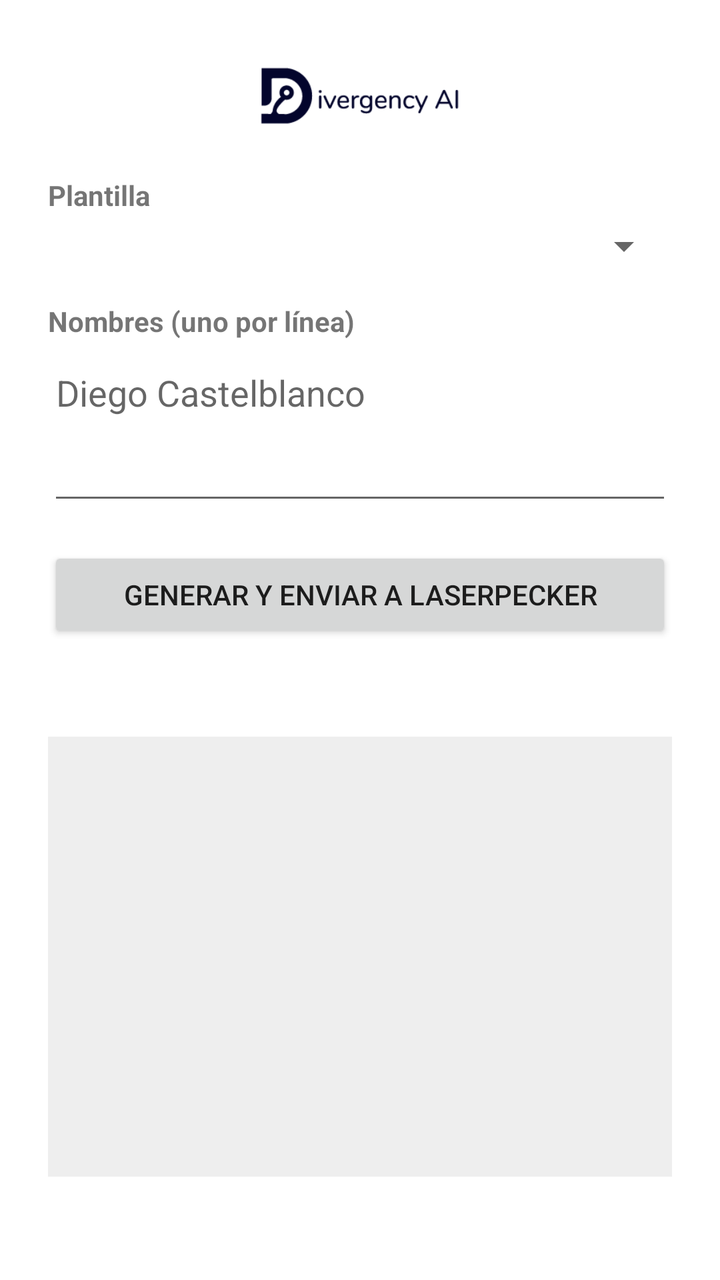
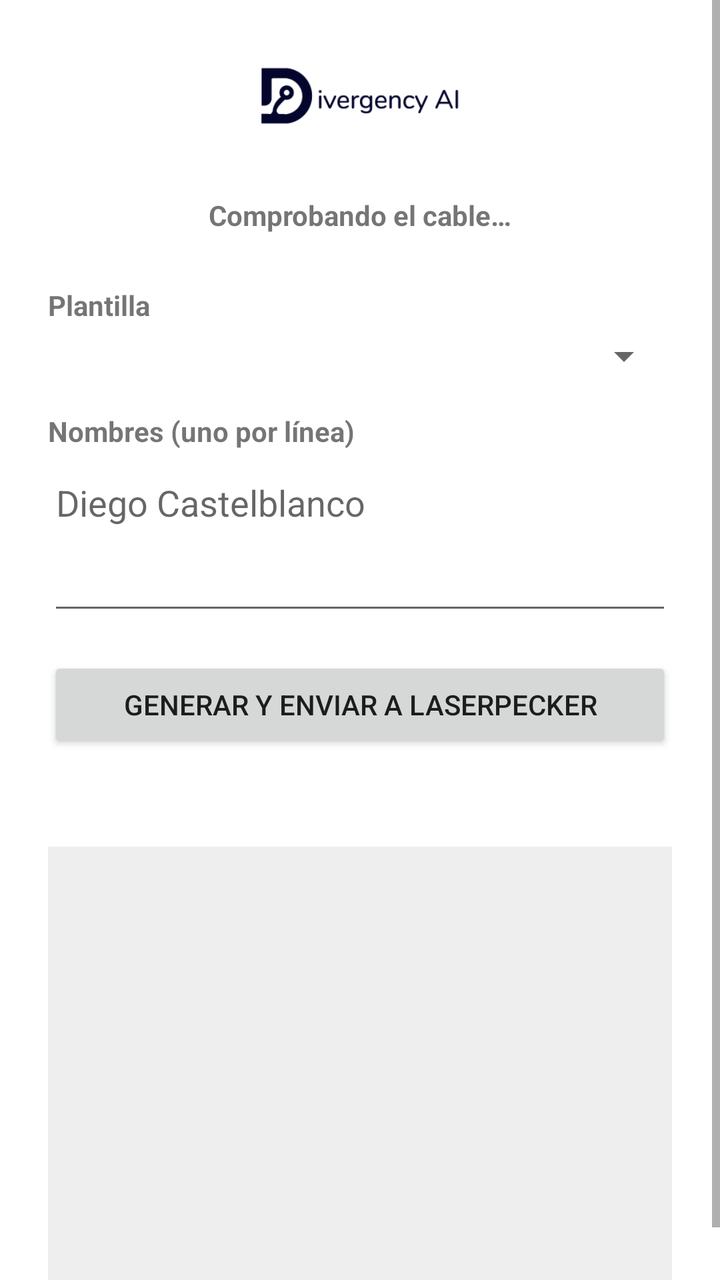

Before-and-after screenshots of an Android layout around one commit, followed by the original layout XML and the change that was made.
<!-- AndroidManifest.xml: application theme Theme.EnviarLaserPecker -->
<!-- res/layout/activity_main.xml -->
<?xml version="1.0" encoding="utf-8"?>
<ScrollView xmlns:android="http://schemas.android.com/apk/res/android"
    xmlns:app="http://schemas.android.com/apk/res-auto"
    android:layout_width="match_parent"
    android:layout_height="match_parent"
    android:fillViewport="true">

    <LinearLayout
        android:layout_width="match_parent"
        android:layout_height="wrap_content"
        android:orientation="vertical"
        android:padding="24dp">

        <ImageView
            android:layout_width="120dp"
            android:layout_height="48dp"
            android:layout_gravity="center_horizontal"
            android:layout_marginBottom="16dp"
            android:contentDescription="@string/app_name"
            android:scaleType="fitCenter"
            android:src="@drawable/logo_divergency" />

        <TextView
            android:layout_width="wrap_content"
            android:layout_height="wrap_content"
            android:text="Plantilla"
            android:textStyle="bold"
            android:layout_marginBottom="4dp" />

        <Spinner
            android:id="@+id/spinnerPlantilla"
            android:layout_width="match_parent"
            android:layout_height="wrap_content"
            android:layout_marginBottom="16dp" />

        <TextView
            android:layout_width="wrap_content"
            android:layout_height="wrap_content"
            android:text="Nombres (uno por línea)"
            android:textStyle="bold"
            android:layout_marginBottom="4dp" />

        <EditText
            android:id="@+id/editNombres"
            android:layout_width="match_parent"
            android:layout_height="wrap_content"
            android:minLines="3"
            android:gravity="top|start"
            android:inputType="textMultiLine|textCapWords"
            android:hint="Diego Castelblanco"
            android:layout_marginBottom="16dp" />

        <Button
            android:id="@+id/botonGenerar"
            android:layout_width="match_parent"
            android:layout_height="wrap_content"
            android:text="Generar y enviar a LaserPecker" />

        <TextView
            android:id="@+id/textEstado"
            android:layout_width="match_parent"
            android:layout_height="wrap_content"
            android:layout_marginTop="12dp"
            android:textColor="#666666" />

        <ImageView
            android:id="@+id/imagenVistaPrevia"
            android:layout_width="match_parent"
            android:layout_height="220dp"
            android:layout_marginTop="16dp"
            android:background="#EEEEEE"
            android:scaleType="fitCenter"
            android:contentDescription="Vista previa" />

    </LinearLayout>
</ScrollView>
<!-- resources referenced by this layout -->
<resources>
  <!-- drawable logo_divergency: png bitmap (drawable, 4518 bytes) -->
  <string name="app_name">Enviar a LaserPecker</string>
  <style name="Theme.EnviarLaserPecker" parent="Theme.MaterialComponents.DayNight.NoActionBar">
          <item name="colorPrimary">@color/negro</item>
          <item name="colorPrimaryVariant">@color/negro</item>
          <item name="colorOnPrimary">@color/blanco</item>
          <item name="android:statusBarColor">@color/negro</item>
      </style>
  <color name="negro">#111111</color>
  <color name="blanco">#FFFFFF</color>
</resources>

<!-- the commit's change to res/layout/activity_main.xml (unified diff, before → after) -->
@@ -19,6 +19,16 @@
             android:contentDescription="@string/app_name"
             android:scaleType="fitCenter"
             android:src="@drawable/logo_divergency" />
+
+        <TextView
+            android:id="@+id/textEstadoCable"
+            android:layout_width="match_parent"
+            android:layout_height="wrap_content"
+            android:layout_marginBottom="16dp"
+            android:padding="10dp"
+            android:gravity="center"
+            android:textStyle="bold"
+            android:text="Comprobando el cable…" />
 
         <TextView
             android:layout_width="wrap_content"
